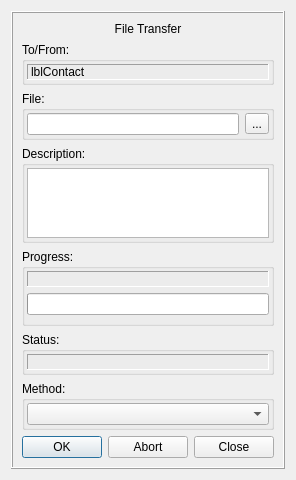
xnamed/vacuum-im, file src/plugins/filetransfer/streamdialog2.ui: the form before one commit.
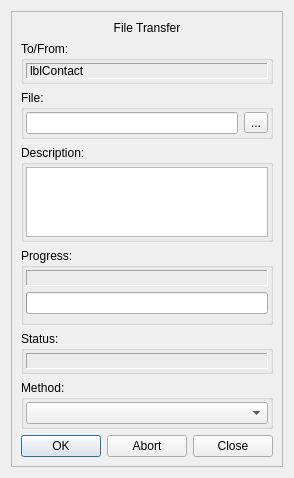
The form after the commit.

```diff
--- a/src/plugins/filetransfer/streamdialog2.ui
+++ b/src/plugins/filetransfer/streamdialog2.ui
@@ -20,10 +20,10 @@
    <item>
     <widget class="QFrame" name="frame">
      <property name="frameShape">
-      <enum>QFrame::Box</enum>
+      <enum>QFrame::StyledPanel</enum>
      </property>
      <property name="frameShadow">
-      <enum>QFrame::Raised</enum>
+      <enum>QFrame::Sunken</enum>
      </property>
      <layout class="QVBoxLayout" name="verticalLayout_8">
       <property name="leftMargin">
```
